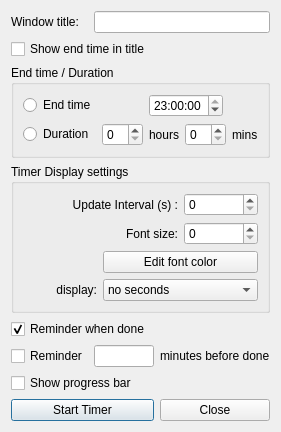
First picture: the form in edittimerwindow.ui, repository skronstein/MultiTimer, before the edit.
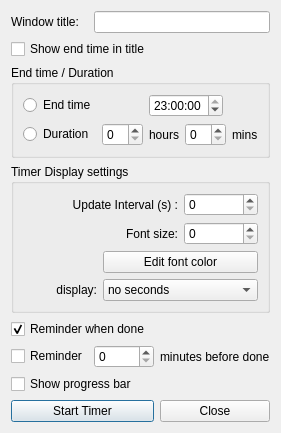
Second picture: the form after the edit.

Commit message: reminderBeforeDoneMins_lineedit changed to a spinbox

What changed in the file:
```diff
--- a/edittimerwindow.ui
+++ b/edittimerwindow.ui
@@ -140,9 +140,6 @@
      </property>
     </widget>
    </item>
-   <item row="6" column="1">
-    <widget class="QLineEdit" name="reminderBeforeMins_lineEdit"/>
-   </item>
    <item row="7" column="0" colspan="2">
     <widget class="QCheckBox" name="showProgressBarCheckBox">
      <property name="text">
@@ -228,6 +225,9 @@
      </layout>
     </widget>
    </item>
+   <item row="6" column="1">
+    <widget class="QSpinBox" name="reminderBeforeDoneSpinBox"/>
+   </item>
   </layout>
  </widget>
  <tabstops>
```
Left out of the diff: 1 changed line with no effect on the pictures. The commit also changes 2 other files.
